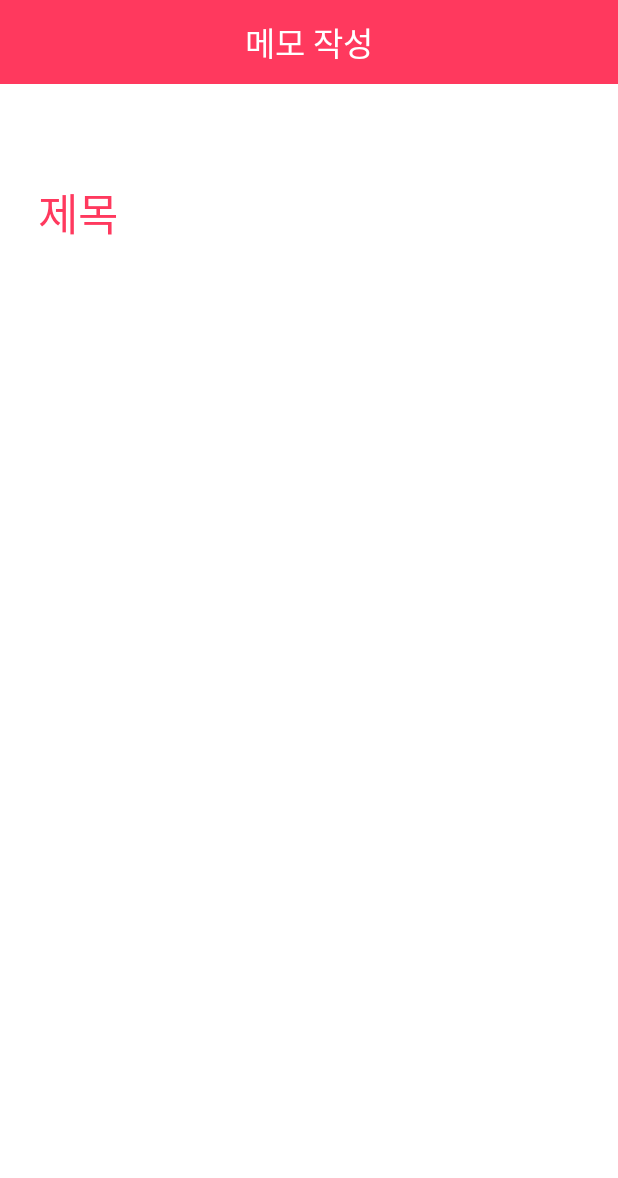
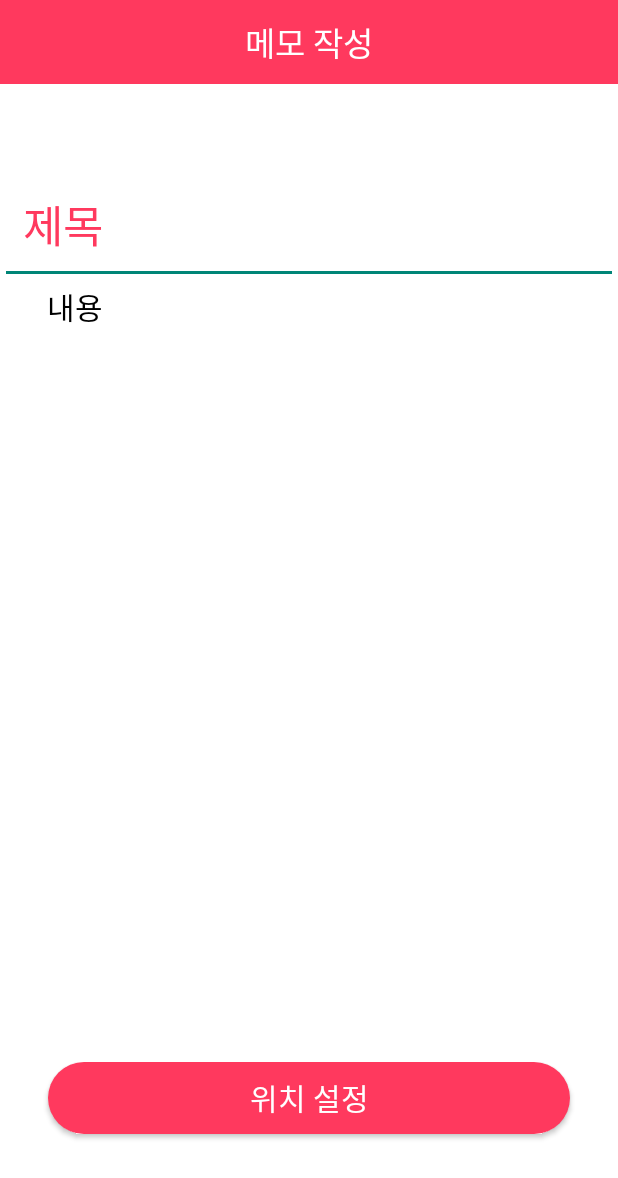
Before and after one commit to DSM-GRAM/Pimo-Front, an Android app: the layout memowrite.xml on its own in the app's theme, with its tools: preview values and no code run, on a phone screen of 412 x 824 dp. Shown: the top 1178 px of the screen. Run offline under Robolectric (Android 15) with nearby library versions, the phone set to English and light mode, and no system bars.

Commit message:
final memo

```diff
--- a/Pimo/Pimo/app/build.gradle
+++ b/Pimo/Pimo/app/build.gradle
@@ -40,11 +40,9 @@ dependencies {
 
     compile 'com.android.support:design:26.+'
     compile 'com.android.support:cardview-v7:26.+'
- HEAD
     compile 'com.android.support:recyclerview-v7:26.+'
 
     compile "org.jetbrains.kotlin:kotlin-stdlib-jre7:$kotlin_version"
- 7d59c5c9e8b19555be642c5d9749ae4ee93b2bbd
 
 }
 repositories {
--- /dev/null
+++ b/Pimo/Pimo/app/src/main/res/drawable/edit_text_white.xml
@@ -0,0 +1,9 @@
+<?xml version="1.0" encoding="utf-8"?>
+<selector xmlns:android="http://schemas.android.com/apk/res/android">
+    <item android:state_focused="false" android:state_pressed="false">
+        <shape>
+            <solid android:color="#ffffff" />
+            <corners android:radius="0dp" />
+        </shape>
+    </item>
+</selector>
--- /dev/null
+++ b/Pimo/Pimo/app/src/main/res/drawable/round_circle2.xml
@@ -0,0 +1,9 @@
+<?xml version="1.0" encoding="utf-8"?>
+<selector xmlns:android="http://schemas.android.com/apk/res/android">
+    <item android:state_focused="false" android:state_pressed="false">
+        <shape>
+            <solid android:color="#ff395e" />
+            <corners android:radius="100dp" />
+        </shape>
+    </item>
+</selector>
--- a/Pimo/Pimo/app/src/main/res/layout/memowrite.xml
+++ b/Pimo/Pimo/app/src/main/res/layout/memowrite.xml
@@ -3,8 +3,7 @@
     xmlns:android="http://schemas.android.com/apk/res/android"
     android:layout_width="match_parent"
     android:layout_height="match_parent"
-    android:background="@android:color/white"
-    android:orientation="vertical">
+    android:background="@android:color/white">
     <Toolbar
         android:contentInsetStart="0dp"
         android:layout_width="match_parent"
@@ -40,11 +39,43 @@
         android:layout_width="match_parent"
         android:layout_height="wrap_content"
         android:layout_gravity="bottom"
+        android:theme="@style/EditTheme"
         android:hint="제목"
-        android:padding="25dp"
+        android:paddingBottom="17dp"
+        android:paddingLeft="15dp"
         android:textColorHint="@color/colorPrimary"
         android:textSize="29dp" />
 </LinearLayout>
+        <LinearLayout
+            android:layout_width="match_parent"
+            android:layout_height="0dp"
+            android:layout_weight="6.3"
+            android:orientation="vertical">
+            <EditText
+                android:layout_width="match_parent"
+                android:layout_height="match_parent"
+                android:hint="내용"
+                android:paddingLeft="31dp"
+                android:theme="@style/EditTheme2"
+                android:textColorHint="#000000"
+                android:gravity="top"
+                android:textSize="20dp"
+                android:background="@drawable/edit_text_white"/>
+        </LinearLayout>
+        <LinearLayout
+            android:layout_width="match_parent"
+            android:layout_height="0dp"
+            android:layout_weight="1.4">
+            <Button
+                android:layout_width="match_parent"
+                android:layout_height="wrap_content"
+                android:layout_marginLeft="32dp"
+                android:layout_marginRight="32dp"
+                android:text="위치 설정"
+                android:textSize="20dp"
+                android:background="@drawable/round_circle2"
+                />
+        </LinearLayout>
     </LinearLayout>
 
 </RelativeLayout>
--- a/Pimo/Pimo/app/src/main/res/layout/signin.xml
+++ b/Pimo/Pimo/app/src/main/res/layout/signin.xml
@@ -55,8 +55,10 @@
         android:gravity="center">
         <Button
             android:id="@+id/button_signin"
-            android:layout_width="350dp"
-            android:layout_height="70dp"
+            android:layout_width="match_parent"
+            android:layout_height="wrap_content"
+            android:layout_marginLeft="32dp"
+            android:layout_marginRight="32dp"
             android:background="@drawable/round_circle"
             android:text="로그인"
             android:textColor="@color/colorPrimary"
--- a/Pimo/Pimo/app/src/main/res/values/styles.xml
+++ b/Pimo/Pimo/app/src/main/res/values/styles.xml
@@ -12,5 +12,10 @@
     <item name="android:colorPrimaryDark">#303F9F</item>
     <item name="android:colorAccent">#ff395e</item>
 </style>
+    <style name="EditTheme2" parent="Theme.AppCompat.Light.NoActionBar">
+        <item name="android:colorPrimary">#ff395e</item>
+        <item name="android:colorPrimaryDark">#ffffff</item>
+        <item name="android:colorAccent">#ffffff</item>
+    </style>
 
 </resources>
```
